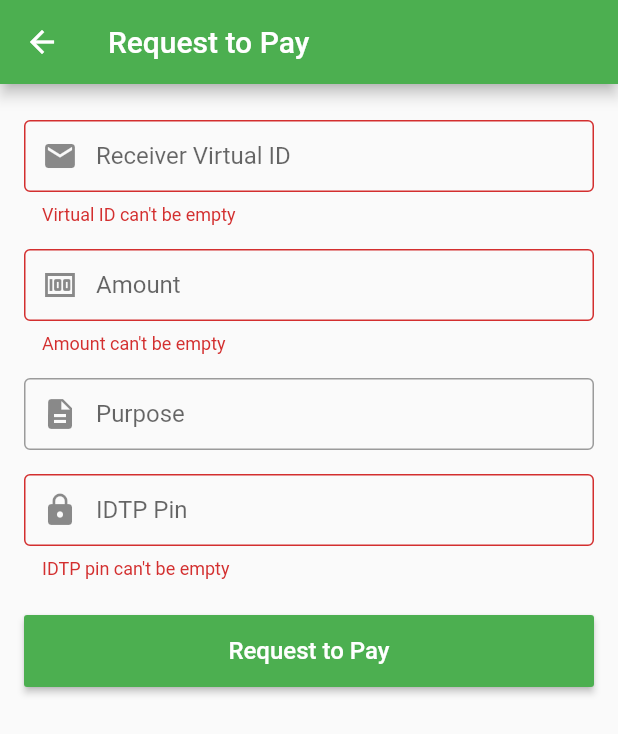
After one commit to rktuhinbd/idtp, a Flutter app: the CreateRTPScreen screen opened directly, after a tap on "Request to Pay", on a phone screen of 412 x 824 dp. The commit adds this screen. Shown: the top 734 px of the screen. Run offline on Flutter 3.47's test engine with Material 2 defaults, Android fonts, the phone set to English and light mode, and no system bars; our stand-ins replace equatable, flutter_bloc, fluttertoast, validators.

Commit message:
Request to Pay implemented

```diff
--- /dev/null
+++ b/lib/src/model/create_rtp_request.dart
@@ -0,0 +1,101 @@
+import 'dart:convert';
+
+CreateRtpRequest createRtpRequestFromJson(String str) =>
+    CreateRtpRequest.fromJson(json.decode(str));
+
+String createRtpRequestToJson(CreateRtpRequest data) =>
+    json.encode(data.toJson());
+
+class CreateRtpRequest {
+  CreateRtpRequest({
+    this.channelId,
+    this.credData,
+    this.deviceInf,
+    this.purpose,
+    this.receiverVid,
+    this.senderVid,
+    this.txnAmount,
+  });
+
+  String channelId;
+  List<CredDatum> credData;
+  DeviceInf deviceInf;
+  String purpose;
+  String receiverVid;
+  String senderVid;
+  String txnAmount;
+
+  factory CreateRtpRequest.fromJson(Map<String, dynamic> json) =>
+      CreateRtpRequest(
+        channelId: json["channelId"],
+        credData: List<CredDatum>.from(
+            json["credData"].map((x) => CredDatum.fromJson(x))),
+        deviceInf: DeviceInf.fromJson(json["deviceInf"]),
+        purpose: json["purpose"],
+        receiverVid: json["receiverVID"],
+        senderVid: json["senderVID"],
+        txnAmount: json["txnAmount"],
+      );
+
+  Map<String, dynamic> toJson() => {
+        "channelId": channelId,
+        "credData": List<dynamic>.from(credData.map((x) => x.toJson())),
+        "deviceInf": deviceInf.toJson(),
+        "purpose": purpose,
+        "receiverVID": receiverVid,
+        "senderVID": senderVid,
+        "txnAmount": txnAmount,
+      };
+}
+
+class CredDatum {
+  CredDatum({
+    this.data,
+    this.subtype,
+    this.type,
+  });
+
+  String data;
+  String subtype;
+  String type;
+
+  factory CredDatum.fromJson(Map<String, dynamic> json) => CredDatum(
+        data: json["data"],
+        subtype: json["subtype"],
+        type: json["type"],
+      );
+
+  Map<String, dynamic> toJson() => {
+        "data": data,
+        "subtype": subtype,
+        "type": type,
+      };
+}
+
+class DeviceInf {
+  DeviceInf({
+    this.deviceId,
+    this.ip,
+    this.location,
+    this.mobileNo,
+  });
+
+  String deviceId;
+  String ip;
+  String location;
+  String mobileNo;
+
+  factory DeviceInf.fromJson(Map<String, dynamic> json) => DeviceInf(
+        deviceId: json["deviceID"],
+        ip: json["ip"],
+        location: json["location"],
+        mobileNo: json["mobileNo"],
+      );
+
+  Map<String, dynamic> toJson() => {
+        "deviceID": deviceId,
+        "ip": ip,
+        "location": location,
+        "mobileNo": mobileNo,
+      };
+}
--- /dev/null
+++ b/lib/src/model/create_rtp_response.dart
@@ -0,0 +1,48 @@
+import 'dart:convert';
+
+CreateRtpResponse createRtpResponseFromJson(String str) =>
+    CreateRtpResponse.fromJson(json.decode(str));
+
+String createRtpResponseToJson(CreateRtpResponse data) =>
+    json.encode(data.toJson());
+
+class CreateRtpResponse {
+  CreateRtpResponse({
+    this.code,
+    this.message,
+    this.refNo,
+    this.orgnlTxId,
+    this.orgnlEndToEndId,
+    this.msgId,
+    this.reqId,
+  });
+
+  String code;
+  String message;
+  dynamic refNo;
+  dynamic orgnlTxId;
+  dynamic orgnlEndToEndId;
+  dynamic msgId;
+  String reqId;
+
+  factory CreateRtpResponse.fromJson(Map<String, dynamic> json) =>
+      CreateRtpResponse(
+        code: json["code"],
+        message: json["message"],
+        refNo: json["refNo"],
+        orgnlTxId: json["orgnlTxId"],
+        orgnlEndToEndId: json["orgnlEndToEndId"],
+        msgId: json["msgId"],
+        reqId: json["reqId"],
+      );
+
+  Map<String, dynamic> toJson() => {
+        "code": code,
+        "message": message,
+        "refNo": refNo,
+        "orgnlTxId": orgnlTxId,
+        "orgnlEndToEndId": orgnlEndToEndId,
+        "msgId": msgId,
+        "reqId": reqId,
+      };
+}
--- a/lib/src/repository/repository.dart
+++ b/lib/src/repository/repository.dart
@@ -1,3 +1,5 @@
+import 'package:idtp/src/model/create_rtp_request.dart';
+import 'package:idtp/src/model/create_rtp_response.dart';
 import 'package:idtp/src/model/fund_transfer_request.dart';
 import 'package:idtp/src/model/fund_transfer_response.dart';
 import 'package:idtp/src/model/registration_request.dart';
@@ -72,4 +74,21 @@ class Repository {
     }
     return finalOutput;
   }
+
+  Future<dynamic> createRTP(fundTransferRequest) async {
+    var finalOutput;
+    var res = await ApiRequest.post(
+        "financial/CreateRTP", createRtpRequestToJson(fundTransferRequest));
+
+    print("Response=>$res");
+
+    String data = res;
+
+    try {
+      finalOutput = createRtpResponseFromJson(data);
+    } catch (e) {
+      print(e);
+    }
+    return finalOutput;
+  }
 }
--- /dev/null
+++ b/lib/src/ui/create_rtp/bloc/create_rtp_bloc.dart
@@ -0,0 +1,30 @@
+import 'package:flutter_bloc/flutter_bloc.dart';
+import 'package:idtp/src/repository/repository.dart';
+import 'package:idtp/src/utils/toast.dart';
+
+import 'create_rtp_event.dart';
+import 'create_rtp_state.dart';
+
+class CreateRTPBloc extends Bloc<CreateRTPEvent, CreateRTPState> {
+  CreateRTPBloc() : super(InitCreateRTPState());
+
+  @override
+  Stream<CreateRTPState> mapEventToState(CreateRTPEvent event) async* {
+    if (event is LoadingCreateRTPEvent) {
+      yield LoadingCreateRTPState();
+      try {
+        var response = await Repository().createRTP(event.createRTPRequest);
+
+        if (response.code == "200") {
+          showToast("Request to Pay Successful");
+          yield LoadedCreateRTPState();
+        } else {
+          yield LoadedCreateRTPState();
+          showToast("Request to Pay Failure!");
+        }
+      } catch (e) {
+        print(e);
+      }
+    }
+  }
+}
--- /dev/null
+++ b/lib/src/ui/create_rtp/bloc/create_rtp_event.dart
@@ -0,0 +1,28 @@
+import 'package:equatable/equatable.dart';
+import 'package:flutter/cupertino.dart';
+import 'package:idtp/src/model/create_rtp_request.dart';
+
+abstract class CreateRTPEvent extends Equatable {
+  const CreateRTPEvent();
+}
+
+class LoadingCreateRTPEvent extends CreateRTPEvent {
+  final CreateRtpRequest createRTPRequest;
+
+  const LoadingCreateRTPEvent({@required this.createRTPRequest});
+
+  @override
+  List<Object> get props => [createRTPRequest];
+
+  @override
+  String toString() {
+    return 'LoadingCreateRTPEvent{CreateRTPRequest: $createRTPRequest}';
+  }
+}
+
+class LoadedCreateRTPEvent extends CreateRTPEvent {
+  const LoadedCreateRTPEvent();
+
+  @override
+  List<Object> get props => [];
+}
--- /dev/null
+++ b/lib/src/ui/create_rtp/bloc/create_rtp_state.dart
@@ -0,0 +1,15 @@
+import 'package:equatable/equatable.dart';
+import 'package:flutter/cupertino.dart';
+
+@immutable
+abstract class CreateRTPState extends Equatable {
+  @override
+  List<Object> get props => [];
+}
+
+class InitCreateRTPState extends CreateRTPState {}
+
+class LoadingCreateRTPState extends CreateRTPState {}
+
+class LoadedCreateRTPState extends CreateRTPState {
+}
--- /dev/null
+++ b/lib/src/ui/create_rtp/screen/create_rtp_screen.dart
@@ -0,0 +1,23 @@
+import 'package:flutter/material.dart';
+import 'package:flutter_bloc/flutter_bloc.dart';
+import 'package:idtp/src/ui/create_rtp/bloc/create_rtp_bloc.dart';
+
+import 'create_rtp_screen_builder.dart';
+
+class CreateRTPScreen extends StatelessWidget {
+  const CreateRTPScreen({Key key}) : super(key: key);
+
+  @override
+  Widget build(BuildContext context) {
+    return Scaffold(
+        resizeToAvoidBottomPadding: false,
+        appBar: AppBar(
+          title: Text("Request to Pay"),
+        ),
+        backgroundColor: Colors.white,
+        body: BlocProvider(
+          create: (context) => CreateRTPBloc(),
+          child: CreateRTPScreenBuilder(),
+        ));
+  }
+}
--- /dev/null
+++ b/lib/src/ui/create_rtp/screen/create_rtp_screen_builder.dart
@@ -0,0 +1,175 @@
+import 'package:flutter/material.dart';
+import 'package:flutter_bloc/flutter_bloc.dart';
+import 'package:idtp/src/model/create_rtp_request.dart';
+import 'package:idtp/src/ui/create_rtp/bloc/create_rtp_bloc.dart';
+import 'package:idtp/src/ui/create_rtp/bloc/create_rtp_event.dart';
+import 'package:idtp/src/ui/create_rtp/bloc/create_rtp_state.dart';
+import 'package:idtp/src/utils/validator.dart';
+import 'package:validators/validators.dart';
+
+class CreateRTPScreenBuilder extends StatefulWidget {
+  const CreateRTPScreenBuilder({Key key}) : super(key: key);
+
+  @override
+  _CreateRTPScreenBuilderState createState() => _CreateRTPScreenBuilderState();
+}
+
+class _CreateRTPScreenBuilderState extends State<CreateRTPScreenBuilder> {
+  final formKey = GlobalKey<FormState>();
+  FocusNode _focusNode = new FocusNode();
+
+  TextEditingController requestedVIDController = TextEditingController();
+  TextEditingController amountController = TextEditingController();
+  TextEditingController purposeController = TextEditingController();
+  TextEditingController idtpPinController = TextEditingController();
+
+  CreateRtpRequest createRTPRequest = new CreateRtpRequest();
+
+  String requestedVID;
+  String amount;
+  String purpose;
+  String idtpPin;
+
+  @override
+  Widget build(BuildContext context) {
+    return BlocListener<CreateRTPBloc, CreateRTPState>(
+        listener: (context, state) {},
+        child: Scaffold(
+            body: Padding(
+          padding: const EdgeInsets.fromLTRB(16.0, 24.0, 16.0, 0),
+          child: Form(
+              key: formKey,
+              autovalidateMode: AutovalidateMode.onUserInteraction,
+              child: _fund_transfer_widget(context)),
+        )));
+  }
+
+  String validateVID(String value) {
+    if (value.isEmpty) {
+      return "Virtual ID can't be empty";
+    } else if (!isEmail(value)) {
+      return "Please enter valid Virtual ID";
+    } else
+      return null;
+  }
+
+  Widget _fund_transfer_widget(BuildContext context) {
+    return Expanded(
+        child: Column(
+      mainAxisAlignment: MainAxisAlignment.start,
+      crossAxisAlignment: CrossAxisAlignment.center,
+      children: [
+        TextFormField(
+          controller: requestedVIDController,
+          keyboardType: TextInputType.emailAddress,
+          textInputAction: TextInputAction.next,
+          validator: (value) => validateVID(value),
+          onChanged: (value) => {requestedVID = value},
+          focusNode: _focusNode,
+          onSaved: (String value) {
+            requestedVID = value;
+          },
+          decoration: InputDecoration(
+              border: OutlineInputBorder(),
+              prefixIcon: Icon(Icons.email),
+              suffixText: 'example@user.idtp',
+              labelText: 'Receiver Virtual ID',
+              floatingLabelBehavior: FloatingLabelBehavior.auto,
+              contentPadding: EdgeInsets.fromLTRB(12, 0, 12, 0)),
+        ),
+        SizedBox(
+          height: 16,
+        ),
+        TextFormField(
+          controller: amountController,
+          keyboardType: TextInputType.text,
+          textInputAction: TextInputAction.next,
+          onChanged: (value) => {amount = value},
+          onSaved: (String value) {
+            amount = value;
+          },
+          validator: (value) => validateAmount(value),
+          decoration: InputDecoration(
+              border: OutlineInputBorder(),
+              prefixIcon: Icon(Icons.money),
+              labelText: 'Amount',
+              floatingLabelBehavior: FloatingLabelBehavior.auto,
+              contentPadding: EdgeInsets.fromLTRB(12, 0, 12, 0)),
+        ),
+        SizedBox(
+          height: 16,
+        ),
+        TextFormField(
+          controller: purposeController,
+          keyboardType: TextInputType.text,
+          textInputAction: TextInputAction.next,
+          onChanged: (value) => {purpose = value},
+          onSaved: (String value) {
+            purpose = value;
+          },
+          decoration: InputDecoration(
+              border: OutlineInputBorder(),
+              prefixIcon: Icon(Icons.description),
+              labelText: 'Purpose',
+              floatingLabelBehavior: FloatingLabelBehavior.auto,
+              contentPadding: EdgeInsets.fromLTRB(12, 0, 12, 0)),
+        ),
+        SizedBox(
+          height: 16,
+        ),
+        TextFormField(
+          obscureText: true,
+          controller: idtpPinController,
+          textInputAction: TextInputAction.done,
+          keyboardType: TextInputType.text,
+          onChanged: (value) => {idtpPin = value},
+          onSaved: (String value) {
+            idtpPin = value;
+          },
+          validator: (value) => validateIdtpPin(value, idtpPin, false),
+          decoration: InputDecoration(
+              border: OutlineInputBorder(),
+              prefixIcon: Icon(Icons.lock),
+              labelText: 'IDTP Pin',
+              floatingLabelBehavior: FloatingLabelBehavior.auto,
+              contentPadding: EdgeInsets.fromLTRB(12, 0, 12, 0)),
+        ),
+        SizedBox(
+          height: 24,
+        ),
+        Container(
+            width: double.infinity,
+            height: 48,
+            child: new MaterialButton(
+              onPressed: () {
+                if (formKey.currentState.validate()) {
+
+                  createRTPRequest.channelId = "Mobile";
+                  createRTPRequest.txnAmount = amountController.text;
+                  createRTPRequest.purpose = purposeController.text;
+                  createRTPRequest.senderVid =
+                      "aib30008@user.idtp"; //Todo need to make is dynamic
+                  createRTPRequest.receiverVid = requestedVIDController.text;
+                  createRTPRequest.deviceInf = DeviceInf();
+                  List<CredDatum> credData = [
+                    CredDatum(data: idtpPinController.text, type: "IDTP_PIN"),
+                  ];
+
+                  createRTPRequest.credData = credData;
+
+                  ///=== Create RTP api call === ///
+                  BlocProvider.of<CreateRTPBloc>(context).add(
+                      LoadingCreateRTPEvent(
+                          createRTPRequest: createRTPRequest));
+                }
+              },
+              color: Colors.green,
+              child: Text(
+                'Request to Pay',
+                style: TextStyle(color: Colors.white, fontSize: 16),
+              ),
+            ))
+      ],
+    ));
+  }
+}
--- a/lib/src/ui/dashboard/screen/dashboard_screen_builder.dart
+++ b/lib/src/ui/dashboard/screen/dashboard_screen_builder.dart
@@ -1,5 +1,6 @@
 import 'package:flutter/material.dart';
 import 'package:flutter_bloc/flutter_bloc.dart';
+import 'package:idtp/src/ui/create_rtp/screen/create_rtp_screen.dart';
 import 'package:idtp/src/ui/dashboard/bloc/dashboard_bloc.dart';
 import 'package:idtp/src/ui/dashboard/bloc/dashboard_state.dart';
 import 'package:idtp/src/ui/fund_transfer/screen/fund_transfer_screen.dart';
@@ -29,10 +30,12 @@ class DashboardScreenBuilder extends StatelessWidget {
             width: double.infinity,
             height: 48,
             child: new MaterialButton(
-              onPressed: () {},
+              onPressed: () {
+
+              },
               color: Colors.green,
               child: Text(
-                'Transaction Dashboard',
+                'Transaction History',
                 style: TextStyle(color: Colors.white, fontSize: 16),
               ),
             )),
@@ -62,7 +65,12 @@ class DashboardScreenBuilder extends StatelessWidget {
             width: double.infinity,
             height: 48,
             child: new MaterialButton(
-              onPressed: () {},
+              onPressed: () {
+                Navigator.push(
+                  context,
+                  MaterialPageRoute(builder: (context) => CreateRTPScreen()),
+                );
+              },
               color: Colors.green,
               child: Text(
                 'Request to Pay',
```
